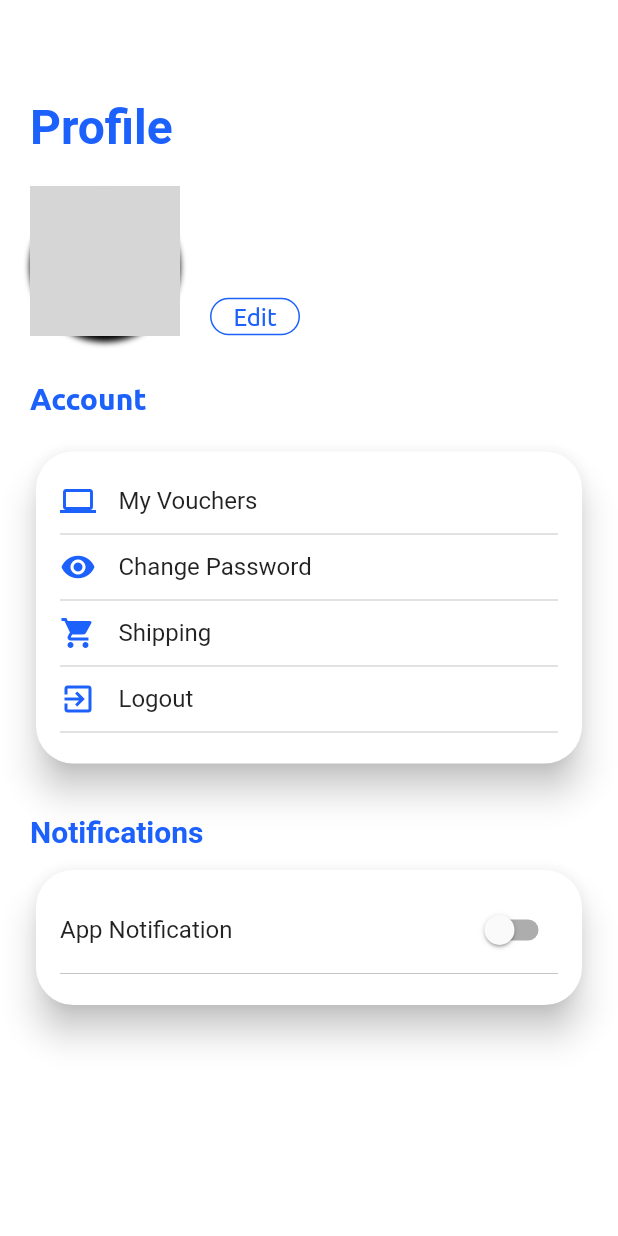
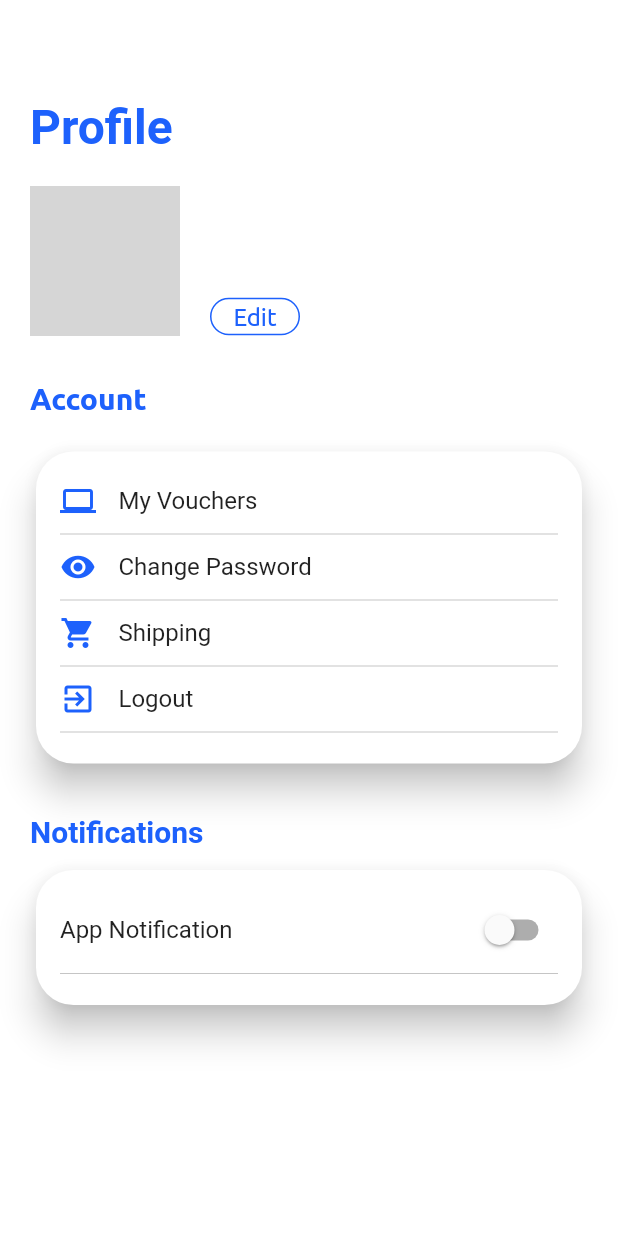
Before and after one commit to LapanganKita/LapanganKita-User, a Flutter app: the ProfileScreen screen opened directly, on a phone screen of 412 x 824 dp. Run offline on Flutter 3.47's test engine with Material 2 defaults, Android fonts, the phone set to English and light mode, and no system bars; our stand-ins replace after_layout, carousel_slider, cloud_firestore, equatable, firebase_auth, firebase_core and 6 more; accounts and stored records are empty; network calls fail; project files that could hold a hidden picture were left out; grey boxes are pictures that could not be loaded.

Commit message:
megganti shadow dan elevation pada card_lapangan

```diff
--- a/lib/components/card_lapangan.dart
+++ b/lib/components/card_lapangan.dart
@@ -17,7 +17,7 @@ class CardLapangan extends StatelessWidget {
       offset: Offset(-16 * gauss * offset.sign, 0),
       child: Card(
         margin: EdgeInsets.only(left: 8, right: 8, bottom: 24),
-        elevation: 8,
+        elevation: 2,
         shape: RoundedRectangleBorder(borderRadius: BorderRadius.circular(32)),
         child: InkWell(
           splashColor: Colors.blue.withAlpha(30),
--- a/lib/screen/home/profile_screen.dart
+++ b/lib/screen/home/profile_screen.dart
@@ -70,12 +70,12 @@ class _ProfileScreenState extends State<ProfileScreen> {
                     decoration: BoxDecoration(
                       color: Colors.white,
                       borderRadius: BorderRadius.circular(50.0),
-                      boxShadow: [
-                        BoxShadow(
-                            blurRadius: 3.0,
-                            offset: Offset(0, 4.0),
-                            color: Colors.black),
-                      ],
+                      // boxShadow: [
+                      //   BoxShadow(
+                      //       blurRadius: 2.0,
+                      //       offset: Offset(0, 2.0),
+                      //       color: Colors.black),
+                      // ],
                       image: buildDecorationImage(),
                     ),
                   ),
```
Also changed, not shown: lib/components/card_transaction.dart (+8 -8 lines).
